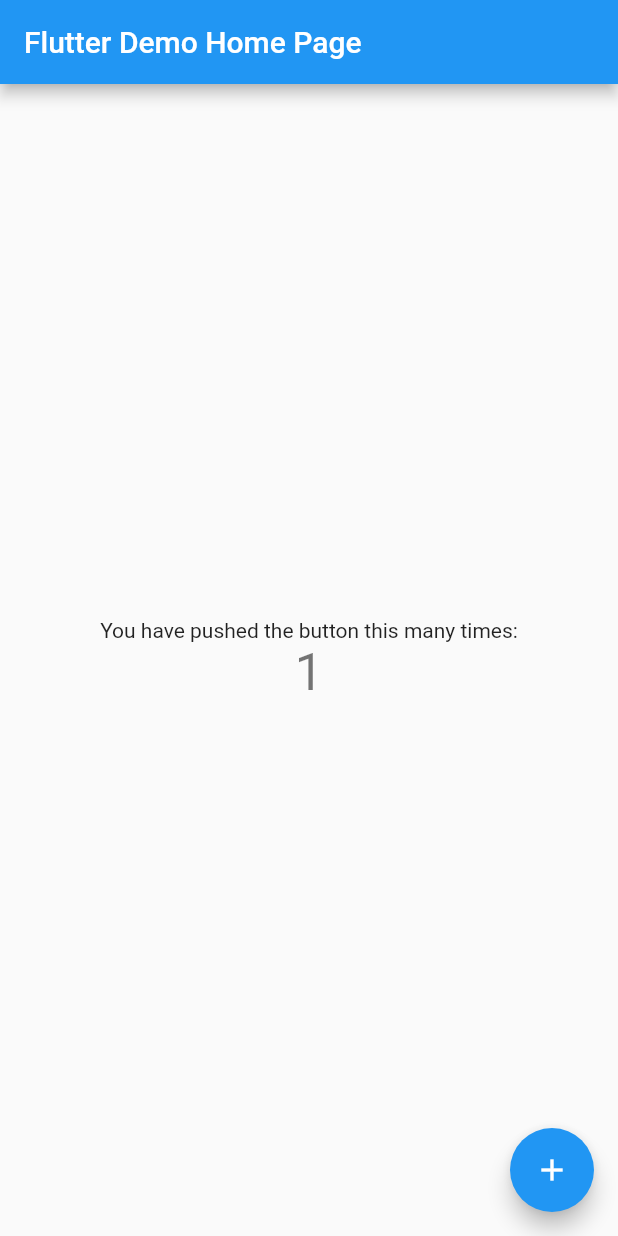
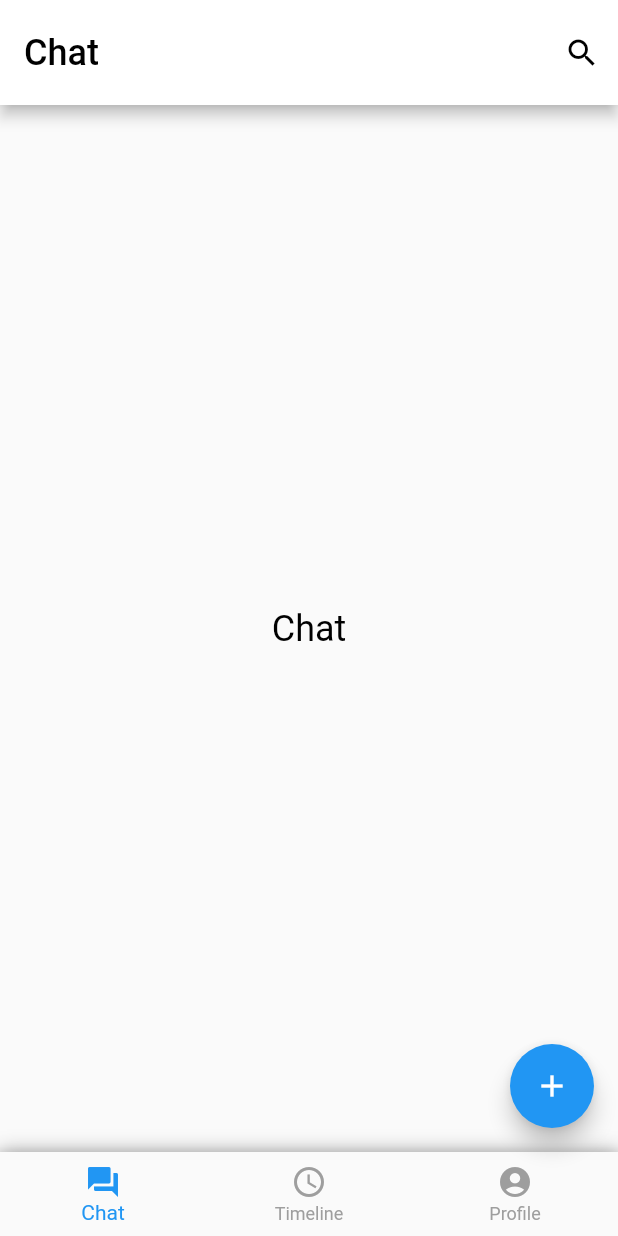
Before and after one commit to hamzaharrayhan/originice, a Flutter app: the screen it shows after launch, after a tap on the "add" icon, on a phone screen of 412 x 824 dp. Run offline on Flutter 3.47's test engine with Material 2 defaults, Android fonts, the phone set to English and light mode, and no system bars.

Commit message:
create dashboard | fixed profile

```diff
--- /dev/null
+++ b/lib/dashboard.dart
@@ -0,0 +1,87 @@
+import 'package:flutter/material.dart';
+
+class Dashboard extends StatefulWidget {
+  @override
+  State<Dashboard> createState() => _DashboardState();
+}
+
+class _DashboardState extends State<Dashboard> {
+  int _selectedIndex = 0;
+  static const TextStyle optionStyle =
+      TextStyle(fontSize: 24, color: Colors.black);
+  static const List<Widget> _widgetOptions = <Widget>[
+    Text(
+      'Chat',
+      style: optionStyle,
+    ),
+    Text(
+      'Timeline',
+      style: optionStyle,
+    ),
+    Text(
+      'Profile',
+      style: optionStyle,
+    ),
+  ];
+
+  void _onItemTapped(int index) {
+    setState(() {
+      _selectedIndex = index;
+    });
+  }
+
+  @override
+  Widget build(BuildContext context) {
+    return Scaffold(
+        appBar: AppBar(
+          toolbarHeight: 70,
+          backgroundColor: Colors.white,
+          title: _widgetOptions.elementAt(_selectedIndex),
+          actions: <Widget>[
+            IconButton(
+              icon: Icon(Icons.search),
+              onPressed: () {},
+              color: Colors.black,
+            )
+          ],
+        ),
+        body: Center(
+          child: _widgetOptions.elementAt(_selectedIndex),
+        ),
+        floatingActionButton: FloatingActionButton(
+          onPressed: () {},
+          child: const Icon(Icons.add),
+          backgroundColor: Colors.blue,
+        ),
+        bottomNavigationBar: Container(
+          decoration: BoxDecoration(
+            boxShadow: <BoxShadow>[
+              BoxShadow(
+                color: Colors.grey,
+                blurRadius: 10,
+              ),
+            ],
+          ),
+          child: BottomNavigationBar(
+            items: const <BottomNavigationBarItem>[
+              BottomNavigationBarItem(
+                icon: Icon(Icons.question_answer),
+                label: 'Chat',
+              ),
+              BottomNavigationBarItem(
+                icon: Icon(Icons.schedule),
+                label: 'Timeline',
+              ),
+              BottomNavigationBarItem(
+                icon: Icon(Icons.account_circle),
+                label: 'Profile',
+              ),
+            ],
+            currentIndex: _selectedIndex,
+            unselectedItemColor: Colors.grey,
+            selectedItemColor: Colors.blue,
+            onTap: _onItemTapped,
+          ),
+        ));
+  }
+}
--- a/lib/main.dart
+++ b/lib/main.dart
@@ -1,113 +1,14 @@
 import 'package:flutter/material.dart';
+import 'package:originice/dashboard.dart';
+import 'package:originice/profilepage.dart';
 
 void main() {
   runApp(MyApp());
 }
 
 class MyApp extends StatelessWidget {
-  // This widget is the root of your application.
   @override
   Widget build(BuildContext context) {
-    return MaterialApp(
-      title: 'Flutter Demo',
-      theme: ThemeData(
-        // This is the theme of your application.
-        //
-        // Try running your application with "flutter run". You'll see the
-        // application has a blue toolbar. Then, without quitting the app, try
-        // changing the primarySwatch below to Colors.green and then invoke
-        // "hot reload" (press "r" in the console where you ran "flutter run",
-        // or simply save your changes to "hot reload" in a Flutter IDE).
-        // Notice that the counter didn't reset back to zero; the application
-        // is not restarted.
-        primarySwatch: Colors.blue,
-      ),
-      home: MyHomePage(title: 'Flutter Demo Home Page'),
-    );
+    return MaterialApp(debugShowCheckedModeBanner: false, home: Dashboard());
   }
 }
-
-class MyHomePage extends StatefulWidget {
-  MyHomePage({Key? key, required this.title}) : super(key: key);
-
-  // This widget is the home page of your application. It is stateful, meaning
-  // that it has a State object (defined below) that contains fields that affect
-  // how it looks.
-
-  // This class is the configuration for the state. It holds the values (in this
-  // case the title) provided by the parent (in this case the App widget) and
-  // used by the build method of the State. Fields in a Widget subclass are
-  // always marked "final".
-
-  final String title;
-
-  @override
-  _MyHomePageState createState() => _MyHomePageState();
-}
-
-class _MyHomePageState extends State<MyHomePage> {
-  int _counter = 0;
-
-  void _incrementCounter() {
-    setState(() {
-      // This call to setState tells the Flutter framework that something has
-      // changed in this State, which causes it to rerun the build method below
-      // so that the display can reflect the updated values. If we changed
-      // _counter without calling setState(), then the build method would not be
-      // called again, and so nothing would appear to happen.
-      _counter++;
-    });
-  }
-
-  @override
-  Widget build(BuildContext context) {
-    // This method is rerun every time setState is called, for instance as done
-    // by the _incrementCounter method above.
-    //
-    // The Flutter framework has been optimized to make rerunning build methods
-    // fast, so that you can just rebuild anything that needs updating rather
-    // than having to individually change instances of widgets.
-    return Scaffold(
-      appBar: AppBar(
-        // Here we take the value from the MyHomePage object that was created by
-        // the App.build method, and use it to set our appbar title.
-        title: Text(widget.title),
-      ),
-      body: Center(
-        // Center is a layout widget. It takes a single child and positions it
-        // in the middle of the parent.
-        child: Column(
-          // Column is also a layout widget. It takes a list of children and
-          // arranges them vertically. By default, it sizes itself to fit its
-          // children horizontally, and tries to be as tall as its parent.
-          //
-          // Invoke "debug painting" (press "p" in the console, choose the
-          // "Toggle Debug Paint" action from the Flutter Inspector in Android
-          // Studio, or the "Toggle Debug Paint" command in Visual Studio Code)
-          // to see the wireframe for each widget.
-          //
-          // Column has various properties to control how it sizes itself and
-          // how it positions its children. Here we use mainAxisAlignment to
-          // center the children vertically; the main axis here is the vertical
-          // axis because Columns are vertical (the cross axis would be
-          // horizontal).
-          mainAxisAlignment: MainAxisAlignment.center,
-          children: <Widget>[
-            Text(
-              'You have pushed the button this many times:',
-            ),
-            Text(
-              '$_counter',
-              style: Theme.of(context).textTheme.headline4,
-            ),
-          ],
-        ),
-      ),
-      floatingActionButton: FloatingActionButton(
-        onPressed: _incrementCounter,
-        tooltip: 'Increment',
-        child: Icon(Icons.add),
-      ), // This trailing comma makes auto-formatting nicer for build methods.
-    );
-  }
-}
--- a/lib/profilepage.dart
+++ b/lib/profilepage.dart
@@ -9,7 +9,7 @@
         borderRadius: BorderRadius.circular(10),
       ),
       child: Padding(
-        padding: EdgeInsets.only(right: 150),
+        padding: EdgeInsets.only(right: 150, top: 10, bottom: 10),
         child: Row(
           mainAxisAlignment: MainAxisAlignment.spaceEvenly,
           children: <Widget>[
```
